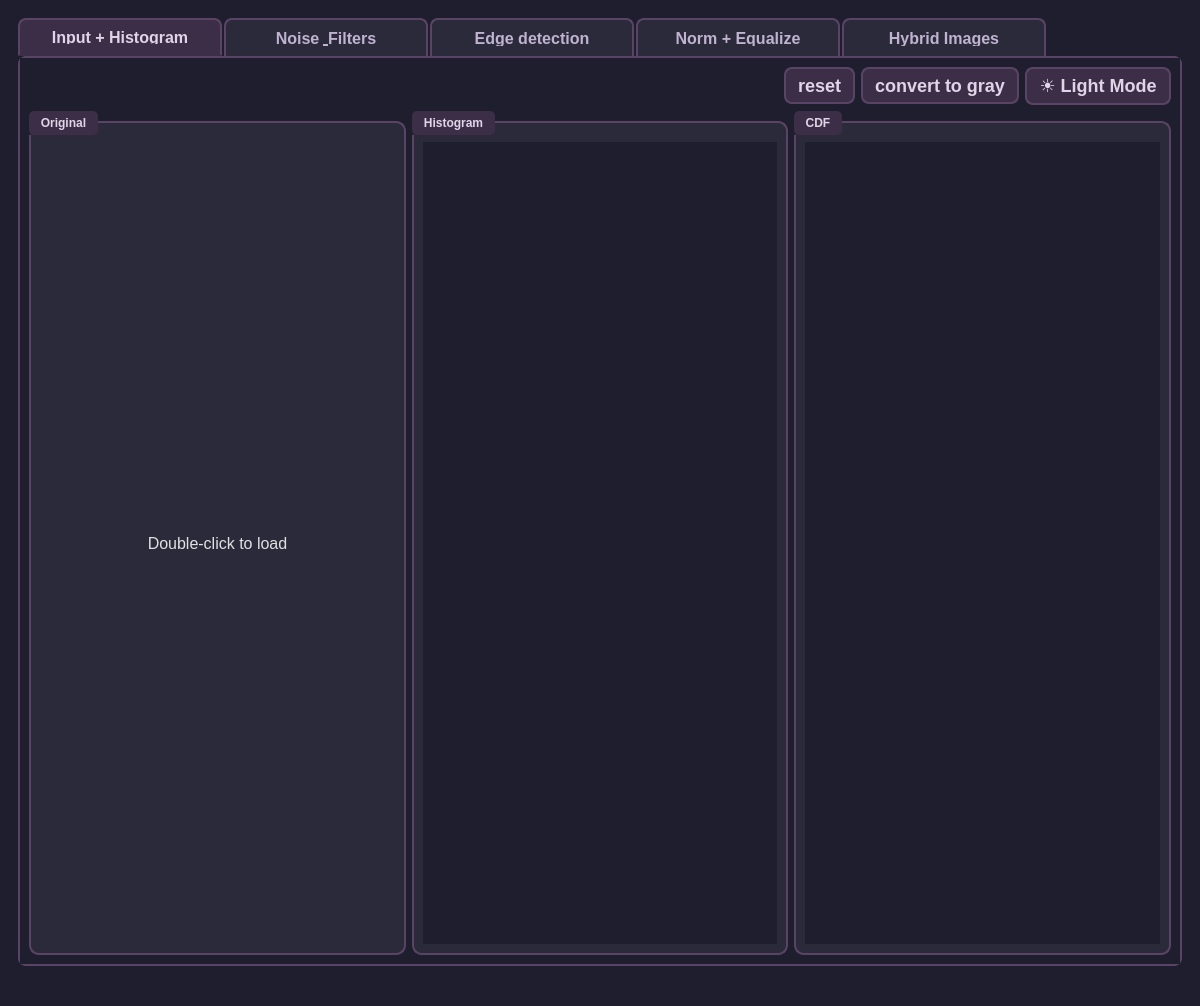
This is ui/main.ui in ArwaMuhammed/image-processing-app as Qt 5 draws it before an edit. The edited form follows.
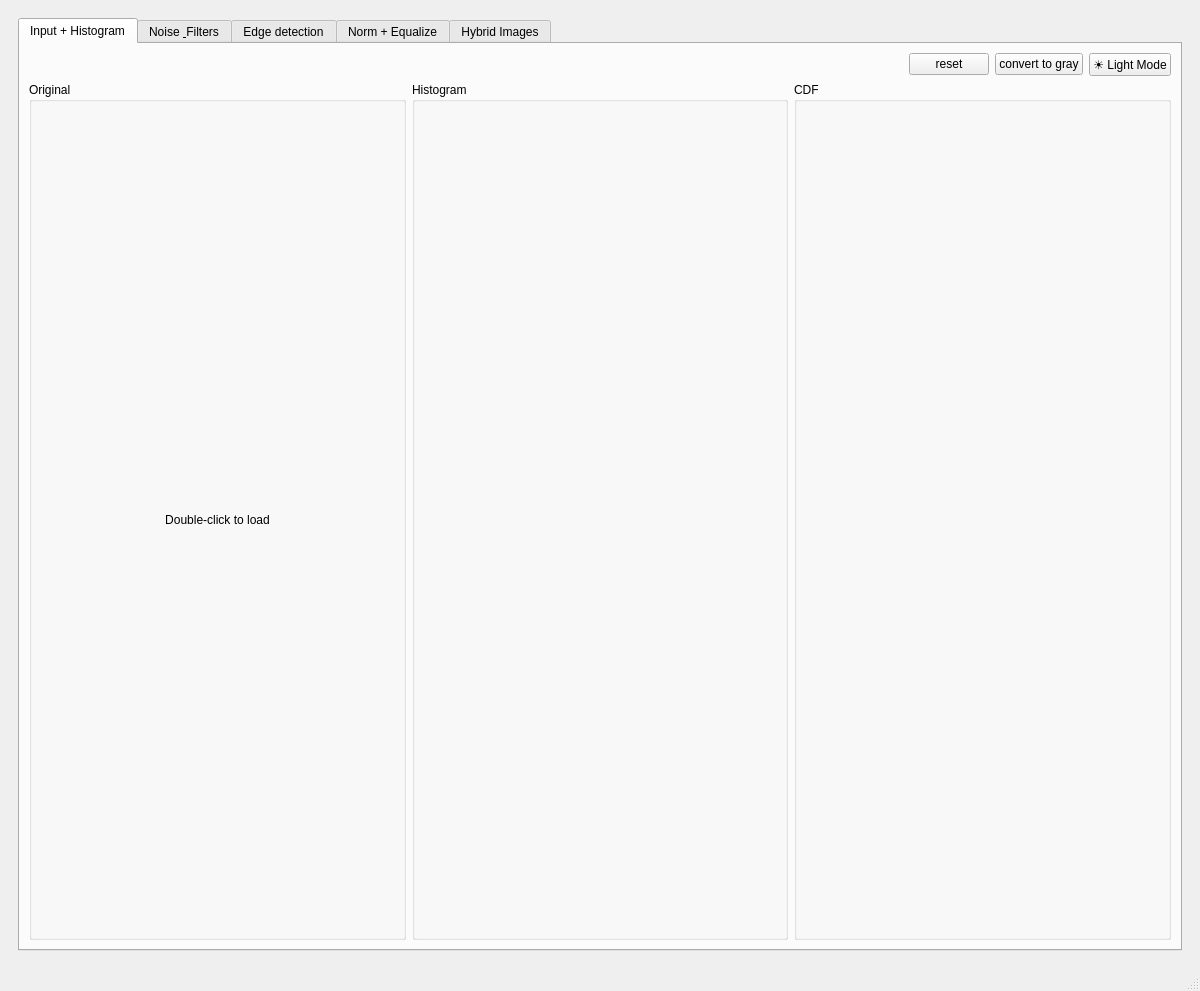
This is the edited form.

What changed in the file:
```diff
--- a/ui/main.ui
+++ b/ui/main.ui
@@ -13,135 +13,6 @@
   <property name="windowTitle">
    <string>MainWindow</string>
   </property>
-  <property name="styleSheet">
-   <string notr="true">QMainWindow {
-    background-color: #1E1E2E;
-}
-
-QWidget {
-    background-color: #1E1E2E;
-    color: #E0E0E0;
-}
-
-QPushButton {
-    background-color: #3D2E47;
-    border: 2px solid #5A4465;
-    border-radius: 8px;
-    padding: 6px 12px;
-    color: #E0D4E8;
-    font-weight: bold;
-    min-height: 20px;
-    font-size: 18px;
-}
-
-QPushButton:hover {
-    background-color: #4D3E57;
-    border-color: #7A5A85;
-}
-
-QPushButton:pressed {
-    background-color: #5A4465;
-    font-size: 50px;
-}
-
-QGroupBox {
-    border: 2px solid #5A4465;
-    border-radius: 10px;
-    margin-top: 10px;
-    padding-top: 10px;
-    background-color: #2A2A3A;
-    font-weight: bold;
-    color: #C0B3D0;
-}
-
-QGroupBox::title {
-    subcontrol-origin: margin;
-    subcontrol-position: top left;
-    padding: 5px 10px;
-    background-color: #3D2E47;
-    border-radius: 5px;
-    color: #E0D4E8;
-    font-size: 50px;
-}
-
-QLabel {
-    color: #E0E0E0;
-    background-color: transparent;
-    font-size: 16px;
-}
-
-QTabWidget::pane {
-    border: 2px solid #5A4465;
-    border-radius: 8px;
-    background-color: #2A2A3A;
-}
-
-QTabBar::tab {
-    background-color: #2A2A3A;
-    border: 2px solid #5A4465;
-    border-bottom: none;
-    border-top-left-radius: 8px;
-    border-top-right-radius: 8px;
-    padding: 10px 25px;
-    margin-right: 2px;
-    color: #C0B3D0;
-    font-weight: bold;
-    min-width: 150px;
-    font-size: 16px;
-}
-
-QTabBar::tab:selected {
-    background-color: #3D2E47;
-    border-bottom: 2px solid #3D2E47;
-    color: #E0D4E8;
-}
-
-QTabBar::tab:hover {
-    background-color: #4D3E57;
-}
-
-QComboBox {
-    background-color: #2A2A3A;
-    border: 2px solid #5A4465;
-    border-radius: 5px;
-    padding: 8px 12px;
-    color: #E0E0E0;
-    font-size: 16px;
-    min-height: 30px;
-}
-
-QComboBox:hover {
-    border-color: #7A5A85;
-}
-
-QComboBox::drop-down {
-    border: none;
-}
-
-QComboBox QAbstractItemView {
-    background-color: #2A2A3A;
-    color: #E0E0E0;
-    selection-background-color: #4D3E57;
-}
-
-QSlider::groove:horizontal {
-    background: #3D2E47;
-    height: 8px;
-    border-radius: 4px;
-}
-
-QSlider::handle:horizontal {
-    background: #7A5A85;
-    border: 2px solid #9A7AA5;
-    width: 18px;
-    margin: -5px 0;
-    border-radius: 9px;
-}
-
-QSlider::handle:horizontal:hover {
-    background: #9A7AA5;
-}</string>
-  </property>
   <widget class="QWidget" name="centralwidget">
    <layout class="QHBoxLayout" name="horizontalLayout">
     <item>
```
